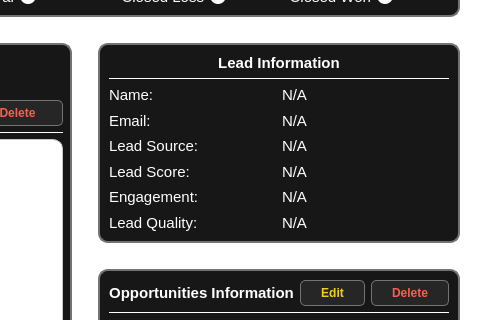
Old version of the form CRM/views/ui/leads_profile.ui in the repository ImGaby123/SalesOptimizer-CRM; both pictures show x 601 to 1101 and y 238 to 558 of the 1101 by 975 pixel window.
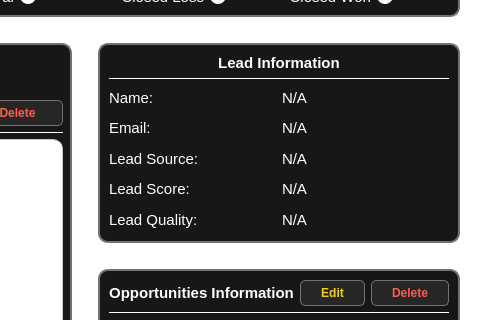
New version of the form. Icons and pictures are not drawn.

Commit message: removed all lead engagement

```diff
--- a/CRM/views/ui/leads_profile.ui
+++ b/CRM/views/ui/leads_profile.ui
@@ -1565,23 +1565,6 @@
                          </property>
                         </widget>
                        </item>
-                       <item>
-                        <widget class="QLabel" name="engagement_lbl">
-                         <property name="font">
-                          <font>
-                           <pointsize>11</pointsize>
-                          </font>
-                         </property>
-                         <property name="styleSheet">
-                          <string notr="true">background: transparent;
-color: #fff;
-border: none</string>
-                         </property>
-                         <property name="text">
-                          <string>Engagement:</string>
-                         </property>
-                        </widget>
-                       </item>
                        <item>
                         <widget class="QLabel" name="leadquality_lbl">
                          <property name="font">
@@ -1671,23 +1654,6 @@
                          </property>
                         </widget>
                        </item>
-                       <item>
-                        <widget class="QLabel" name="engagement_value_lbl">
-                         <property name="font">
-                          <font>
-                           <pointsize>11</pointsize>
-                          </font>
-                         </property>
-                         <property name="styleSheet">
-                          <string notr="true">background: transparent;
-color: #fff;
-border: none</string>
-                         </property>
-                         <property name="text">
-                          <string>N/A</string>
-                         </property>
-                        </widget>
-                       </item>
                        <item>
                         <widget class="QLabel" name="quality_value_lbl">
                          <property name="font">
```
Left out of the diff: 2 changed lines with no effect on the pictures. The commit also changes 2 other files.
